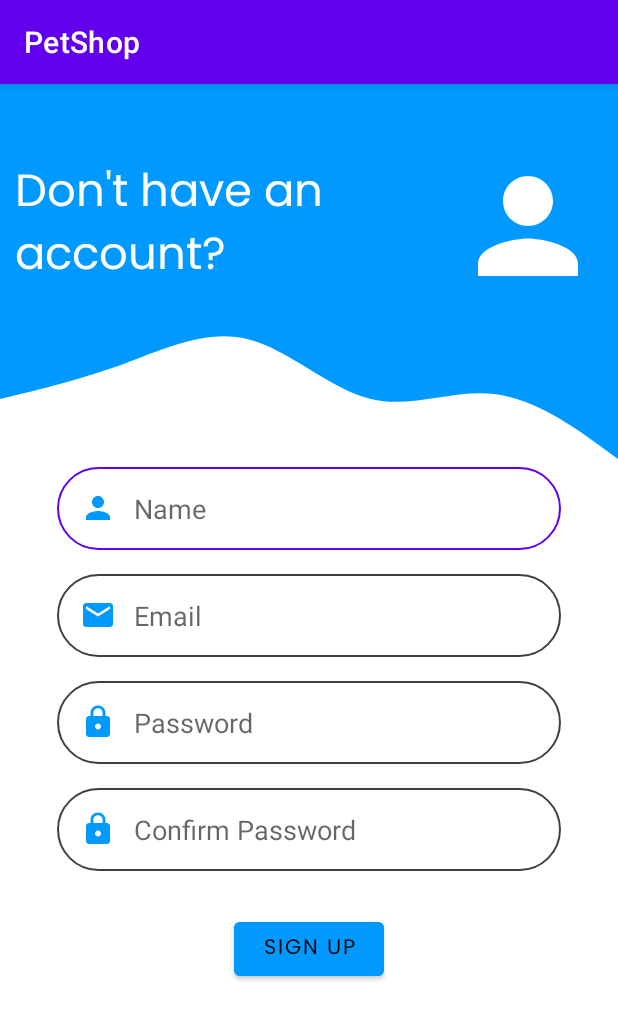
After one commit to Sanket-777/PetShop, an Android app: the Registration_Page screen opened directly, with no data from a screen before it, on a phone screen of 412 x 824 dp. The commit adds this screen. Shown: the top 1020 px of the screen. Run offline under Robolectric (Android 15) with nearby library versions, the phone set to English and light mode, and no system bars; our stand-ins replace Firebase (no records; nobody signed in at launch, a user with empty details on screens opened directly).

Commit message:
Added Registration Page

```diff
--- a/PetShop/build.gradle
+++ b/PetShop/build.gradle
@@ -34,6 +34,8 @@ dependencies {
     implementation 'com.google.android.material:material:1.4.0'
     implementation 'androidx.constraintlayout:constraintlayout:2.1.3'
     implementation 'com.google.firebase:firebase-auth:21.0.3'
+    implementation 'com.google.firebase:firebase-database:20.0.4'
+    implementation 'com.google.firebase:firebase-firestore:24.1.0'
     testImplementation 'junit:junit:4.13.2'
     androidTestImplementation 'androidx.test.ext:junit:1.1.3'
     androidTestImplementation 'androidx.test.espresso:espresso-core:3.4.0'
--- /dev/null
+++ b/PetShop/src/main/res/layout/activity_registration_page.xml
@@ -0,0 +1,125 @@
+<?xml version="1.0" encoding="utf-8"?>
+<LinearLayout xmlns:android="http://schemas.android.com/apk/res/android"
+    xmlns:app="http://schemas.android.com/apk/res-auto"
+    xmlns:tools="http://schemas.android.com/tools"
+    android:layout_width="match_parent"
+    android:layout_height="match_parent"
+    tools:context=".Registration_Page">
+
+    <FrameLayout
+        android:layout_width="match_parent"
+        android:layout_height="match_parent">
+        <LinearLayout
+            android:layout_width="match_parent"
+            android:layout_height="wrap_content"
+            android:orientation="vertical">
+            <FrameLayout
+                android:layout_width="match_parent"
+                android:layout_height="match_parent">
+                <View
+                    android:layout_width="match_parent"
+                    android:layout_height="150dp"
+                    android:background="#0099ff"/>
+                <TextView
+                    android:layout_width="250dp"
+                    android:layout_height="wrap_content"
+                    android:text="Don't have an account?"
+                    android:textSize="30dp"
+                    android:textColor="@color/white"
+                    android:fontFamily="@font/font9"
+                    android:layout_gravity="center_vertical|left"
+                    android:layout_marginLeft="10dp"
+                    android:layout_marginTop="20dp"/>
+                <ImageView
+                    android:layout_width="100dp"
+                    android:layout_height="wrap_content"
+                    android:layout_gravity="center_vertical|right"
+                    android:src="@drawable/ic_baseline_person_24"
+                    app:tint="@color/white"
+                    android:layout_marginRight="10dp"
+                    android:layout_marginTop="20dp"/>
+
+            </FrameLayout>
+            <FrameLayout
+                android:layout_width="match_parent"
+                android:layout_height="match_parent">
+                <View
+                    android:layout_width="match_parent"
+                    android:layout_height="100dp"
+                    android:background="@drawable/ic_wave"
+                    android:layout_gravity="end"/>
+            </FrameLayout>
+        </LinearLayout>
+
+        <LinearLayout
+            android:layout_width="match_parent"
+            android:layout_height="wrap_content"
+            android:layout_gravity="center"
+            android:orientation="vertical"
+            android:layout_marginLeft="30dp"
+            android:layout_marginRight="30dp"
+            android:layout_marginTop="40dp">
+
+            <EditText
+                android:id="@+id/Username"
+                android:layout_width="match_parent"
+                android:layout_height="wrap_content"
+                android:layout_margin="8dp"
+                android:background="@drawable/custome_input"
+                android:drawableStart="@drawable/ic_name"
+                android:drawableTint="#0099ff"
+                android:drawablePadding="12dp"
+                android:hint="Name"
+                android:padding="15dp" />
+
+            <EditText
+                android:id="@+id/Email"
+                android:layout_width="match_parent"
+                android:layout_height="wrap_content"
+                android:layout_margin="8dp"
+                android:background="@drawable/custome_input"
+                android:drawableStart="@drawable/ic_email"
+                android:drawablePadding="12dp"
+                android:drawableTint="#0099ff"
+                android:hint="Email"
+                android:padding="15dp" />
+
+            <EditText
+                android:id="@+id/password"
+                android:layout_width="match_parent"
+                android:layout_height="wrap_content"
+                android:layout_margin="8dp"
+                android:background="@drawable/custome_input"
+                android:drawableStart="@drawable/ic_password"
+                android:drawablePadding="12dp"
+                android:inputType="textPassword"
+                android:hint="Password"
+                android:drawableTint="#0099ff"
+                android:padding="15dp" />
+
+            <EditText
+                android:id="@+id/conf_password"
+                android:layout_width="match_parent"
+                android:layout_height="wrap_content"
+                android:layout_margin="8dp"
+                android:background="@drawable/custome_input"
+                android:drawableStart="@drawable/ic_password"
+                android:drawablePadding="12dp"
+                android:inputType="textPassword"
+                android:hint="Confirm Password"
+                android:drawableTint="#0099ff"
+                android:padding="15dp" />
+
+            <Button
+                android:id="@+id/nextbtn"
+                android:layout_width="100dp"
+                android:layout_height="wrap_content"
+                android:layout_gravity="center"
+                android:layout_marginTop="20sp"
+                android:backgroundTint="#0099ff"
+                android:fontFamily="@font/font9"
+                android:text="Sign up"
+                android:textColor="@color/black" />
+        </LinearLayout>
+    </FrameLayout>
+</LinearLayout>
```
Also changed, not shown: PetShop/src/main/AndroidManifest.xml (+5 -4 lines), PetShop/src/main/java/com/example/petshop/Login_Page.java (+9 -9 lines), PetShop/src/main/java/com/example/petshop/Registration_Page.java (added, +179 -0 lines).
